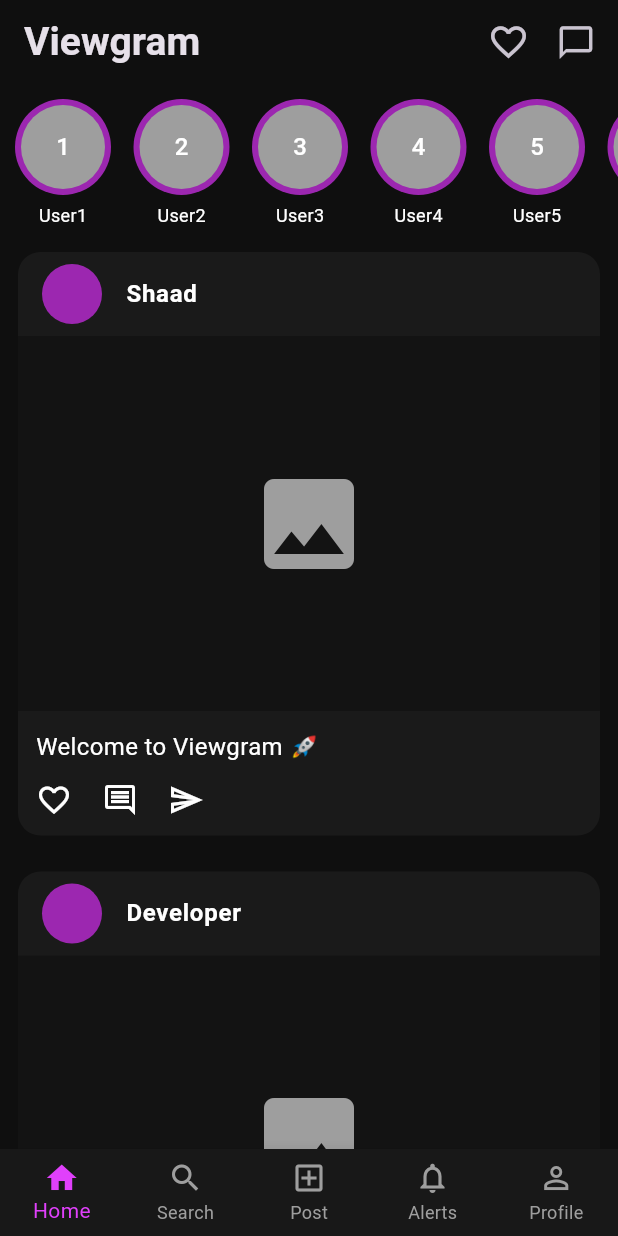
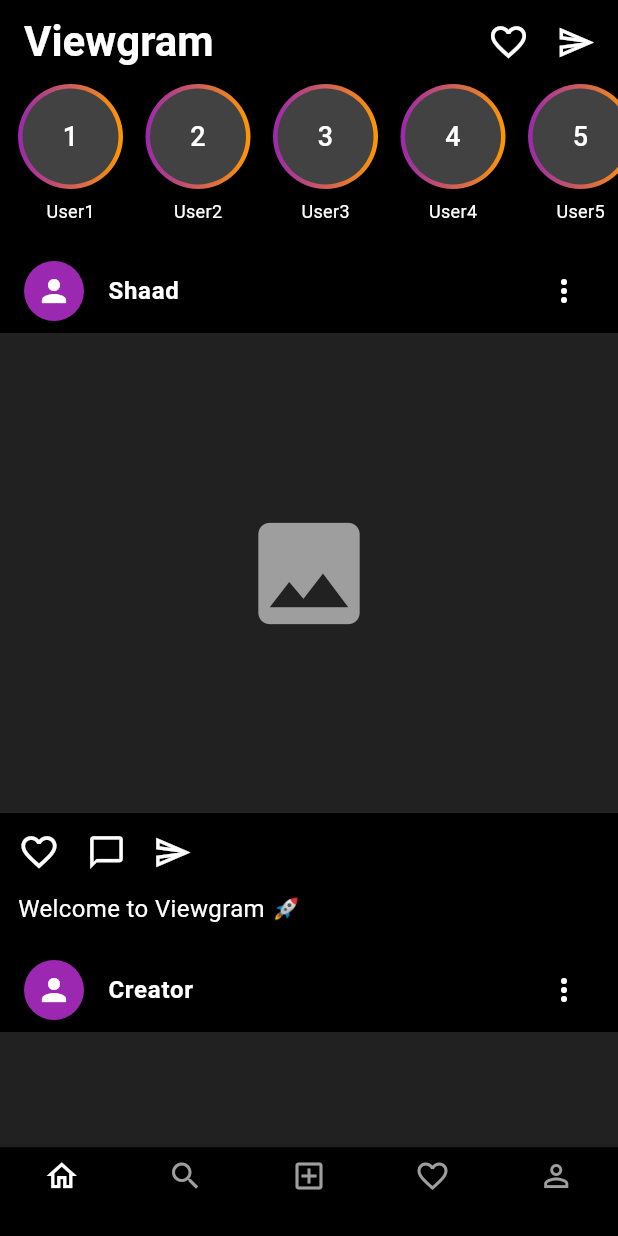
Before and after one commit to ansarishoaib1668-svg/Unique-social-app, a Flutter app: the HomeScreen screen opened directly, on a phone screen of 412 x 824 dp. Run offline on Flutter 3.47's test engine with Material 3 defaults, Android fonts, the phone set to English and light mode, and no system bars.

Commit message:
Update Viewgram home screen

```diff
--- a/lib/screens/home/home_screen.dart
+++ b/lib/screens/home/home_screen.dart
@@ -6,22 +6,23 @@ class HomeScreen extends StatelessWidget {
   @override
   Widget build(BuildContext context) {
     return Scaffold(
-      backgroundColor: const Color(0xFF0F0F0F),
+      backgroundColor: Colors.black,
 
       appBar: AppBar(
-        backgroundColor: Colors.transparent,
+        backgroundColor: Colors.black,
         elevation: 0,
         title: const Text(
           "Viewgram",
           style: TextStyle(
-            fontSize: 26,
+            fontSize: 28,
             fontWeight: FontWeight.bold,
+            color: Colors.white,
           ),
         ),
         actions: const [
-          Icon(Icons.favorite_border, size: 28),
+          Icon(Icons.favorite_border, color: Colors.white, size: 28),
           SizedBox(width: 18),
-          Icon(Icons.chat_bubble_outline, size: 26),
+          Icon(Icons.send_outlined, color: Colors.white, size: 26),
           SizedBox(width: 15),
         ],
       ),
@@ -31,31 +32,40 @@ class HomeScreen extends StatelessWidget {
 
           // Stories
           SizedBox(
-            height: 100,
+            height: 110,
             child: ListView.builder(
               scrollDirection: Axis.horizontal,
+              padding: const EdgeInsets.symmetric(horizontal: 12),
               itemCount: 8,
-              padding: const EdgeInsets.all(10),
               itemBuilder: (context, index) {
                 return Container(
                   margin: const EdgeInsets.only(right: 15),
                   child: Column(
                     children: [
-                      CircleAvatar(
+                      Container(
+                        padding: const EdgeInsets.all(3),
+                        decoration: BoxDecoration(
+                          shape: BoxShape.circle,
+                          gradient: const LinearGradient(
+                            colors: [
+                              Colors.purple,
+                              Colors.orange,
+                            ],
+                          ),
+                        ),
+                        child: CircleAvatar(
                           radius: 32,
-                        backgroundColor: Colors.purple,
-                        child: CircleAvatar(
-                          radius: 28,
-                          backgroundColor: Colors.grey,
+                          backgroundColor: Colors.grey[800],
                           child: Text(
                             "${index + 1}",
                             style: const TextStyle(
                               color: Colors.white,
+                              fontSize: 18,
                             ),
                           ),
                         ),
                       ),
-                      const SizedBox(height: 5),
+                      const SizedBox(height: 6),
                       Text(
                         "User${index + 1}",
                         style: const TextStyle(
@@ -70,62 +80,74 @@ class HomeScreen extends StatelessWidget {
             ),
           ),
 
-          // Posts
-          postCard("Shaad", "Welcome to Viewgram 🚀"),
-          postCard("Developer", "Building a new social world 🌎"),
-          postCard("Creator", "Share your moments ✨"),
+          postCard(
+            "Shaad",
+            "Welcome to Viewgram 🚀",
+          ),
+
+          postCard(
+            "Creator",
+            "Share your moments ✨",
+          ),
+
+          postCard(
+            "Developer",
+            "Building a new social world 🌎",
+          ),
         ],
       ),
 
-      bottomNavigationBar: BottomNavigationBar(
-        backgroundColor: const Color(0xFF181818),
-        selectedItemColor: Colors.purpleAccent,
+      bottomNavigationBar: Container(
+        color: Colors.black,
+        child: const BottomNavigationBar(
+          backgroundColor: Colors.black,
+          type: BottomNavigationBarType.fixed,
+          selectedItemColor: Colors.white,
           unselectedItemColor: Colors.grey,
-        type: BottomNavigationBarType.fixed,
 
-        items: const [
+          items: [
             BottomNavigationBarItem(
-            icon: Icon(Icons.home),
-            label: "Home",
+              icon: Icon(Icons.home_outlined),
+              label: "",
             ),
             BottomNavigationBarItem(
               icon: Icon(Icons.search),
-            label: "Search",
+              label: "",
             ),
             BottomNavigationBarItem(
               icon: Icon(Icons.add_box_outlined),
-            label: "Post",
+              label: "",
             ),
             BottomNavigationBarItem(
-            icon: Icon(Icons.notifications_none),
-            label: "Alerts",
+              icon: Icon(Icons.favorite_border),
+              label: "",
             ),
             BottomNavigationBarItem(
               icon: Icon(Icons.person_outline),
-            label: "Profile",
+              label: "",
             ),
           ],
+        ),
       ),
     );
   }
 
 
-  Widget postCard(String user, String text) {
-    return Container(
-      margin: const EdgeInsets.all(12),
-      decoration: BoxDecoration(
-        color: const Color(0xFF1A1A1A),
-        borderRadius: BorderRadius.circular(15),
-      ),
+  Widget postCard(String user, String caption) {
 
-      child: Column(
+    return Column(
       crossAxisAlignment: CrossAxisAlignment.start,
       children: [
 
         ListTile(
           leading: const CircleAvatar(
             backgroundColor: Colors.purple,
+            child: Icon(
+              Icons.person,
+              color: Colors.white,
             ),
+          ),
+
           title: Text(
             user,
             style: const TextStyle(
@@ -133,24 +155,54 @@ class HomeScreen extends StatelessWidget {
               fontWeight: FontWeight.bold,
             ),
           ),
+
+          trailing: const Icon(
+            Icons.more_vert,
+            color: Colors.white,
+          ),
         ),
 
+
         Container(
-            height: 250,
-            color: Colors.black26,
-            child: const Center(
-              child: Icon(
+          height: 320,
+          width: double.infinity,
+          color: Colors.grey[900],
+          child: const Icon(
             Icons.image,
-                size: 80,
+            size: 90,
             color: Colors.grey,
           ),
         ),
+
+
+        const Padding(
+          padding: EdgeInsets.all(12),
+          child: Row(
+            children: [
+              Icon(Icons.favorite_border,
+                  color: Colors.white,
+                  size: 28),
+
+              SizedBox(width: 18),
+
+              Icon(Icons.chat_bubble_outline,
+                  color: Colors.white,
+                  size: 26),
+
+              SizedBox(width: 18),
+
+              Icon(Icons.send_outlined,
+                  color: Colors.white,
+                  size: 26),
+            ],
+          ),
         ),
 
+
         Padding(
-            padding: const EdgeInsets.all(12),
+          padding: const EdgeInsets.symmetric(horizontal: 12),
           child: Text(
-              text,
+            caption,
             style: const TextStyle(
               color: Colors.white,
               fontSize: 16,
@@ -158,23 +210,8 @@ class HomeScreen extends StatelessWidget {
           ),
         ),
 
-          const Padding(
-            padding: EdgeInsets.only(
-              left: 12,
-              bottom: 12,
-            ),
-            child: Row(
-              children: [
-                Icon(Icons.favorite_border, color: Colors.white),
-                SizedBox(width: 20),
-                Icon(Icons.comment_outlined, color: Colors.white),
-                SizedBox(width: 20),
-                Icon(Icons.send_outlined, color: Colors.white),
+        const SizedBox(height: 15),
       ],
-            ),
-          ),
-        ],
-      ),
     );
   }
 }
```
Lines whose indentation alone changed are shown as unchanged.
